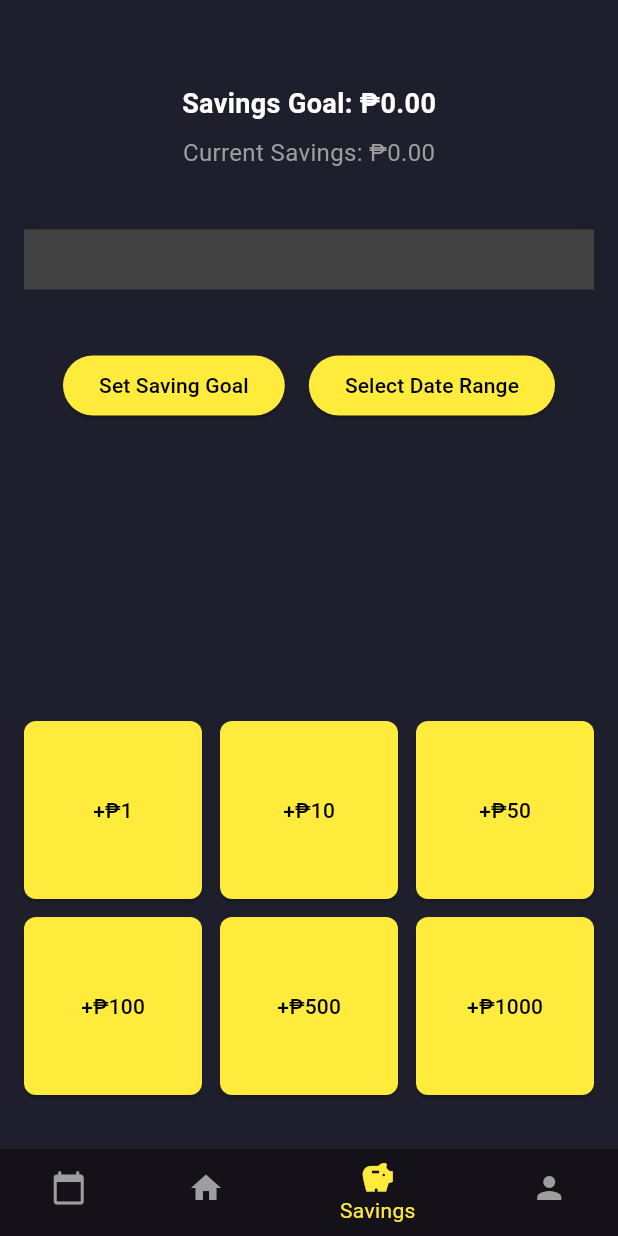
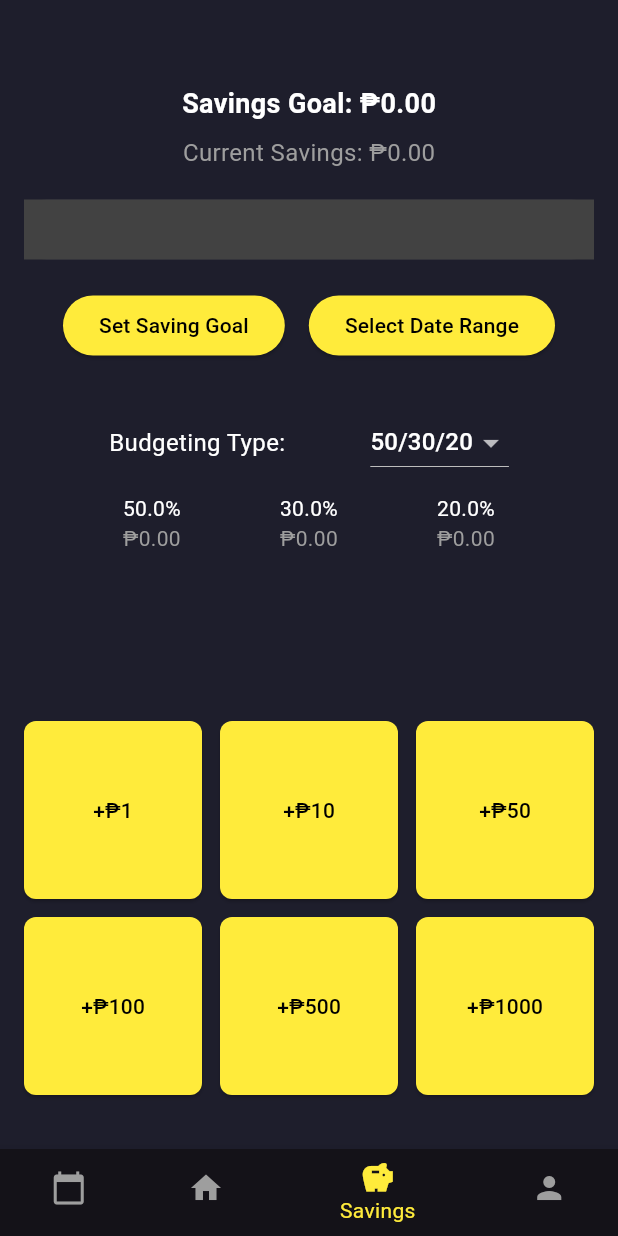
Before and after one commit to 9thScript/simplispend, a Flutter app: the screen it shows once a user with an empty profile is signed in, item 3 of the bottom bar chosen, on a phone screen of 412 x 824 dp. Run offline on Flutter 3.47's test engine with Material 3 defaults, Android fonts, the phone set to English and light mode, and no system bars; our stand-ins replace firebase_auth, firebase_core, firebase_database, fl_chart; accounts and stored records are empty.

Commit message:
Update savings.dart

```diff
--- a/lib/savings.dart
+++ b/lib/savings.dart
@@ -57,7 +57,7 @@ class _SavingsScreenState extends State<SavingsScreen> {
                 setState(() {
                   savingsGoal =
                       double.tryParse(goalController.text) ?? savingsGoal;
-                  currentSavings = 0;
+                  if (savingsGoal < 0) savingsGoal = 0;
                 });
                 Navigator.pop(context);
               },
@@ -115,7 +115,8 @@ class _SavingsScreenState extends State<SavingsScreen> {
 
   @override
   Widget build(BuildContext context) {
-    double progress = savingsGoal > 0 ? currentSavings / savingsGoal : 0;
+    double progress = (savingsGoal > 0) ? currentSavings / savingsGoal : 0;
+    List<double> budgetDistribution = calculateBudgetDistribution(savingsGoal);
 
     return Scaffold(
       backgroundColor: Color(0xFF1e1e2c),
@@ -141,26 +142,22 @@ class _SavingsScreenState extends State<SavingsScreen> {
                 color: Colors.grey,
               ),
             ),
-            const SizedBox(height: 40),
+            const SizedBox(height: 20),
             Container(
               height: 40,
               decoration: BoxDecoration(
                 borderRadius: BorderRadius.circular(15),
-                color:
-                    Color(0xFF2e2e3a), // Background color of the progress bar
+                color: Color(0xFF2e2e3a),
               ),
               child: LinearProgressIndicator(
                 value: progress,
-                minHeight:
-                    10, // Make the progress bar thicker by setting minHeight
+                minHeight: 10,
                 backgroundColor: Colors.grey.shade800,
                 valueColor: AlwaysStoppedAnimation<Color>(
                     progress >= 1 ? Colors.green : Colors.yellow),
               ),
             ),
-
-            const SizedBox(height: 40),
-            // Row with Buttons Side by Side
+            const SizedBox(height: 20),
             Row(
               mainAxisAlignment: MainAxisAlignment.center,
               children: [
@@ -192,26 +189,105 @@ class _SavingsScreenState extends State<SavingsScreen> {
               ],
             ),
             const SizedBox(height: 20),
-            // Display selected start and end dates
             if (startDate != null && endDate != null)
+              Row(
+                mainAxisAlignment: MainAxisAlignment.spaceEvenly,
+                children: [
+                  Column(
+                    crossAxisAlignment: CrossAxisAlignment.start,
+                    children: [
                       Text(
-                "From: ${formatDate(startDate!)}", // Format the start date
+                        "From: ${formatDate(startDate!)}",
                         style: TextStyle(
                           fontSize: 16,
                           color: Colors.white,
                         ),
                       ),
-            if (endDate != null) // Check if endDate is not null
                       Text(
-                "To: ${formatDate(endDate!)}", // Format the end date
+                        "To: ${formatDate(endDate!)}",
                         style: TextStyle(
                           fontSize: 16,
                           color: Colors.white,
                         ),
                       ),
-
-            const SizedBox(height: 40),
-            // Grid for Increment Buttons
+                    ],
+                  ),
+                  ElevatedButton(
+                    onPressed: () {
+                      setState(() {
+                        savingsGoal = 0;
+                        currentSavings = 0;
+                        startDate = null;
+                        endDate = null;
+                      });
+                    },
+                    style: ElevatedButton.styleFrom(
+                      backgroundColor: Colors.red,
+                    ),
+                    child: Text(
+                      "Reset",
+                      style: TextStyle(color: Colors.white),
+                    ),
+                  ),
+                ],
+              ),
+            const SizedBox(height: 10),
+            Column(
+              crossAxisAlignment: CrossAxisAlignment.start,
+              children: [
+                Row(
+                  mainAxisAlignment: MainAxisAlignment.spaceEvenly,
+                  children: [
+                    Text(
+                      "Budgeting Type:",
+                      style: TextStyle(color: Colors.white, fontSize: 16),
+                    ),
+                    DropdownButton<String>(
+                      dropdownColor: Color(0xFF23252D),
+                      value: selectedBudgetType,
+                      items: budgetingOptions.keys.map((type) {
+                        return DropdownMenuItem(
+                          value: type,
+                          child: Text(
+                            type,
+                            style: TextStyle(color: Colors.white),
+                          ),
+                        );
+                      }).toList(),
+                      onChanged: (value) {
+                        setState(() {
+                          selectedBudgetType = value!;
+                        });
+                      },
+                    ),
+                  ],
+                ),
+                const SizedBox(height: 10),
+                // Horizontal Budget Distribution
+                Row(
+                  mainAxisAlignment: MainAxisAlignment.spaceEvenly,
+                  children: List.generate(budgetDistribution.length, (index) {
+                    return Flexible(
+                      child: Column(
+                        children: [
+                          Text(
+                            "${budgetingOptions[selectedBudgetType]![index]}%",
+                            style: TextStyle(color: Colors.white, fontSize: 14),
+                            textAlign: TextAlign.center,
+                          ),
+                          Text(
+                            "₱${budgetDistribution[index].toStringAsFixed(2)}",
+                            style: TextStyle(color: Colors.grey, fontSize: 14),
+                            textAlign: TextAlign.center,
+                          ),
+                        ],
+                      ),
+                    );
+                  }),
+                ),
+              ],
+            ),
+            const SizedBox(height: 10),
             Expanded(
               child: Align(
                 alignment: Alignment.bottomCenter,
@@ -239,10 +315,24 @@ class _SavingsScreenState extends State<SavingsScreen> {
     );
   }
 
+  String selectedBudgetType = "50/30/20";
+  Map<String, List<double>> budgetingOptions = {
+    "50/30/20": [50, 30, 20],
+    "50/15/5": [50, 15, 5],
+    "80/20": [80, 20, 0],
+  };
+
+  List<double> calculateBudgetDistribution(double totalAmount) {
+    List<double> percentages = budgetingOptions[selectedBudgetType]!;
+    return percentages.map((percent) => (totalAmount * percent / 100)).toList();
+  }
+
   Widget _buildIncrementButton(double amount) {
     return ElevatedButton(
       onPressed: () {
+        if (amount.isFinite) {
           incrementSavings(amount);
+        }
       },
       style: ElevatedButton.styleFrom(
         backgroundColor: Colors.yellow,
```
Lines whose indentation alone changed are shown as unchanged.
